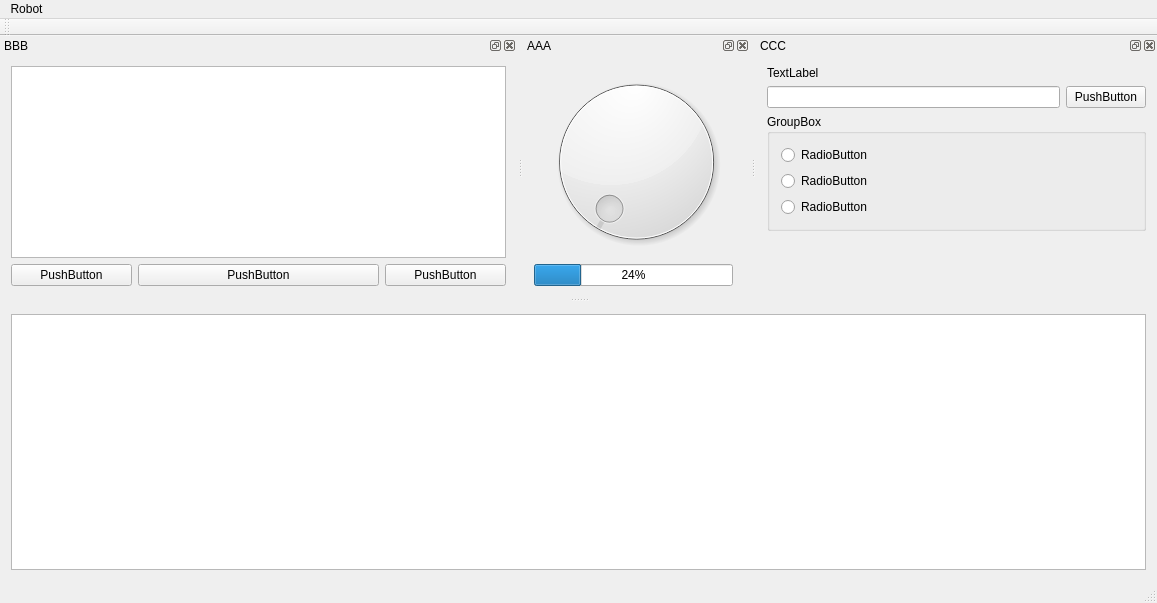
Before: the Qt Designer form src/ui-qt-yoyek/mainwindow.ui in ptroja/mrrocpp, drawn with Qt 5.
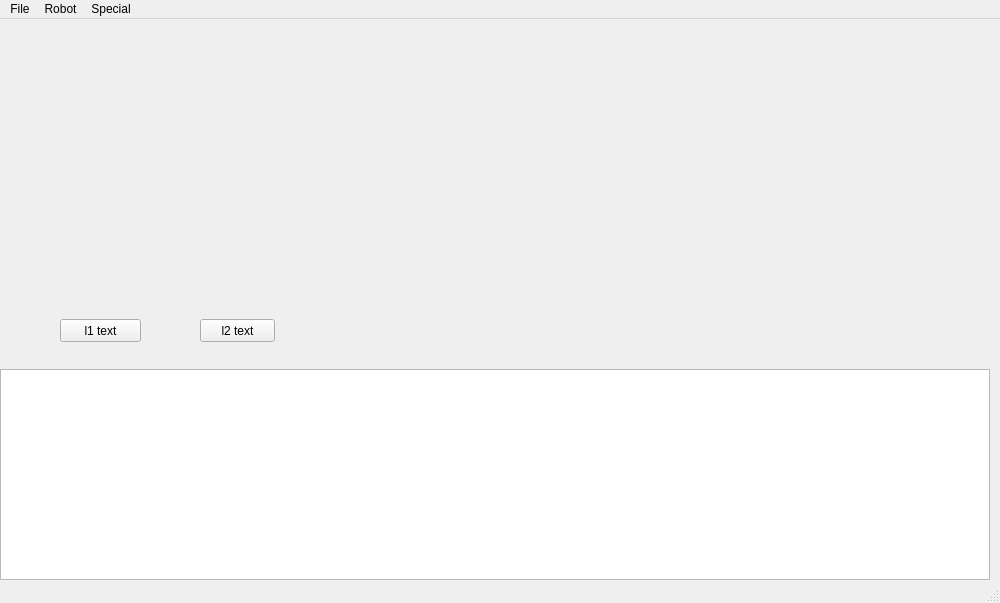
After: the same form once the commit is applied.

Commit message: UI-qt sr console added

```diff
--- a/src/ui-qt-yoyek/mainwindow.ui
+++ b/src/ui-qt-yoyek/mainwindow.ui
@@ -6,7 +6,7 @@
    <rect>
     <x>0</x>
     <y>0</y>
-    <width>1157</width>
+    <width>1000</width>
     <height>603</height>
    </rect>
   </property>
@@ -14,18 +14,49 @@
    <string>MainWindow</string>
   </property>
   <widget class="QWidget" name="centralWidget">
-   <layout class="QGridLayout" name="gridLayout">
-    <item row="0" column="0">
-     <widget class="QPlainTextEdit" name="plainTextEdit"/>
-    </item>
-   </layout>
+   <widget class="QPlainTextEdit" name="plainTextEdit_sr">
+    <property name="geometry">
+     <rect>
+      <x>0</x>
+      <y>350</y>
+      <width>990</width>
+      <height>211</height>
+     </rect>
+    </property>
+   </widget>
+   <widget class="QPushButton" name="pushButton_l1">
+    <property name="geometry">
+     <rect>
+      <x>60</x>
+      <y>300</y>
+      <width>81</width>
+      <height>23</height>
+     </rect>
+    </property>
+    <property name="text">
+     <string>l1 text</string>
+    </property>
+   </widget>
+   <widget class="QPushButton" name="pushButton_l2">
+    <property name="geometry">
+     <rect>
+      <x>200</x>
+      <y>300</y>
+      <width>75</width>
+      <height>23</height>
+     </rect>
+    </property>
+    <property name="text">
+     <string>l2 text</string>
+    </property>
+   </widget>
   </widget>
   <widget class="QMenuBar" name="menuBar">
    <property name="geometry">
     <rect>
      <x>0</x>
      <y>0</y>
-     <width>1157</width>
+     <width>1000</width>
      <height>22</height>
     </rect>
    </property>
@@ -71,162 +102,23 @@
     </widget>
     <addaction name="menuSpkm"/>
    </widget>
+   <widget class="QMenu" name="menuFile">
+    <property name="title">
+     <string>File</string>
+    </property>
+    <addaction name="actionQuit"/>
+   </widget>
+   <widget class="QMenu" name="menuSpecial">
+    <property name="title">
+     <string>Special</string>
+    </property>
+    <addaction name="actionClear_Console"/>
+   </widget>
+   <addaction name="menuFile"/>
    <addaction name="menuRobot"/>
-  </widget>
-  <widget class="QToolBar" name="mainToolBar">
-   <attribute name="toolBarArea">
-    <enum>TopToolBarArea</enum>
-   </attribute>
-   <attribute name="toolBarBreak">
-    <bool>false</bool>
-   </attribute>
+   <addaction name="menuSpecial"/>
   </widget>
   <widget class="QStatusBar" name="statusBar"/>
-  <widget class="QDockWidget" name="dockWidget_2">
-   <property name="autoFillBackground">
-    <bool>false</bool>
-   </property>
-   <property name="allowedAreas">
-    <set>Qt::TopDockWidgetArea</set>
-   </property>
-   <property name="windowTitle">
-    <string>BBB</string>
-   </property>
-   <attribute name="dockWidgetArea">
-    <number>4</number>
-   </attribute>
-   <widget class="QWidget" name="dockWidgetContents_2">
-    <layout class="QGridLayout" name="gridLayout_2">
-     <item row="0" column="0" colspan="4">
-      <widget class="QListWidget" name="listWidget"/>
-     </item>
-     <item row="1" column="1" colspan="2">
-      <widget class="QPushButton" name="pushButton_3">
-       <property name="text">
-        <string>PushButton</string>
-       </property>
-      </widget>
-     </item>
-     <item row="1" column="3">
-      <widget class="QPushButton" name="pushButton_4">
-       <property name="text">
-        <string>PushButton</string>
-       </property>
-      </widget>
-     </item>
-     <item row="1" column="0">
-      <widget class="QPushButton" name="pushButton_2">
-       <property name="text">
-        <string>PushButton</string>
-       </property>
-      </widget>
-     </item>
-    </layout>
-   </widget>
-  </widget>
-  <widget class="QDockWidget" name="dockWidget_3">
-   <property name="features">
-    <set>QDockWidget::AllDockWidgetFeatures</set>
-   </property>
-   <property name="allowedAreas">
-    <set>Qt::TopDockWidgetArea</set>
-   </property>
-   <property name="windowTitle">
-    <string>AAA</string>
-   </property>
-   <attribute name="dockWidgetArea">
-    <number>4</number>
-   </attribute>
-   <widget class="QWidget" name="dockWidgetContents_3">
-    <layout class="QGridLayout" name="gridLayout_4">
-     <item row="1" column="0">
-      <widget class="QProgressBar" name="progressBar">
-       <property name="value">
-        <number>24</number>
-       </property>
-      </widget>
-     </item>
-     <item row="0" column="0" colspan="2">
-      <widget class="QDial" name="dial"/>
-     </item>
-    </layout>
-   </widget>
-  </widget>
-  <widget class="QDockWidget" name="dockWidget_4">
-   <property name="allowedAreas">
-    <set>Qt::TopDockWidgetArea</set>
-   </property>
-   <property name="windowTitle">
-    <string>CCC</string>
-   </property>
-   <attribute name="dockWidgetArea">
-    <number>4</number>
-   </attribute>
-   <widget class="QWidget" name="dockWidgetContents_4">
-    <layout class="QGridLayout" name="gridLayout_3">
-     <item row="0" column="0" colspan="2">
-      <widget class="QLabel" name="label">
-       <property name="text">
-        <string>TextLabel</string>
-       </property>
-      </widget>
-     </item>
-     <item row="3" column="0" colspan="2">
-      <spacer name="verticalSpacer">
-       <property name="orientation">
-        <enum>Qt::Vertical</enum>
-       </property>
-       <property name="sizeHint" stdset="0">
-        <size>
-         <width>20</width>
-         <height>40</height>
-        </size>
-       </property>
-      </spacer>
-     </item>
-     <item row="1" column="1">
-      <widget class="QPushButton" name="pushButton">
-       <property name="text">
-        <string>PushButton</string>
-       </property>
-      </widget>
-     </item>
-     <item row="1" column="0">
-      <widget class="QLineEdit" name="lineEdit"/>
-     </item>
-     <item row="2" column="0" colspan="2">
-      <widget class="QGroupBox" name="groupBox">
-       <property name="title">
-        <string>GroupBox</string>
-       </property>
-       <layout class="QVBoxLayout" name="verticalLayout">
-        <item>
-         <widget class="QRadioButton" name="radioButton">
-          <property name="text">
-           <string>RadioButton</string>
-          </property>
-         </widget>
-        </item>
-        <item>
-         <widget class="QRadioButton" name="radioButton_2">
-          <property name="text">
-           <string>RadioButton</string>
-          </property>
-         </widget>
-        </item>
-        <item>
-         <widget class="QRadioButton" name="radioButton_3">
-          <property name="text">
-           <string>RadioButton</string>
-          </property>
-         </widget>
-        </item>
-       </layout>
-      </widget>
-     </item>
-    </layout>
-   </widget>
-  </widget>
   <action name="actionEDP_load">
    <property name="text">
     <string>EDP load</string>
```
Left out of the diff: 68 changed lines with no effect on the pictures. The commit also changes 2 other files.
